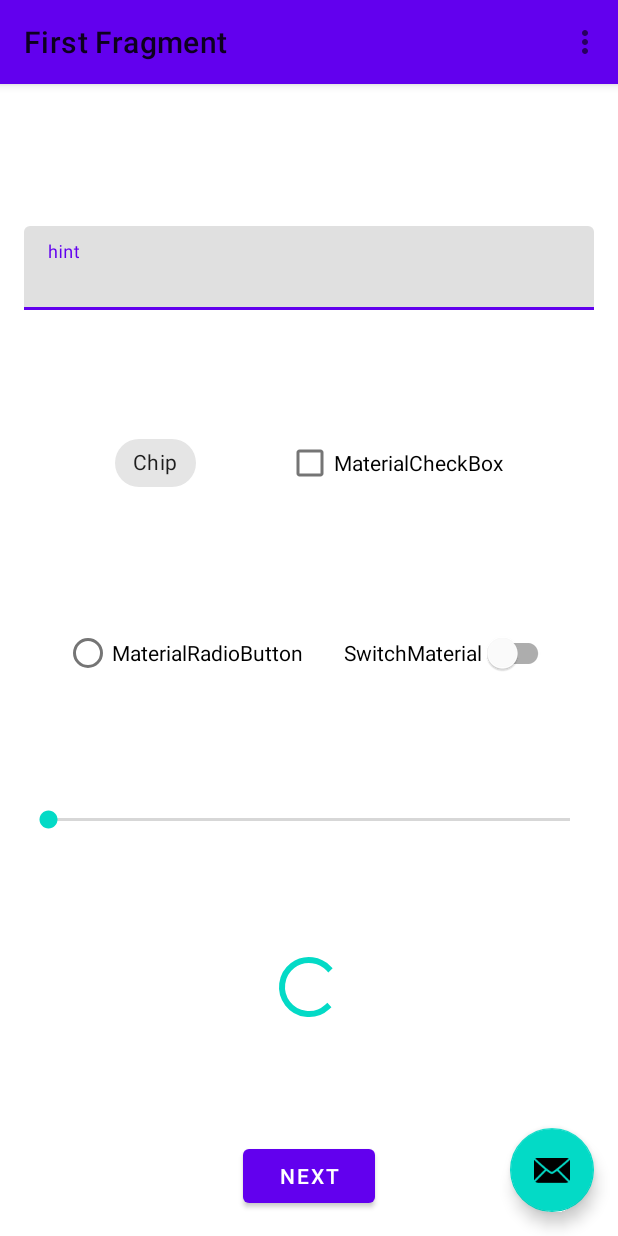
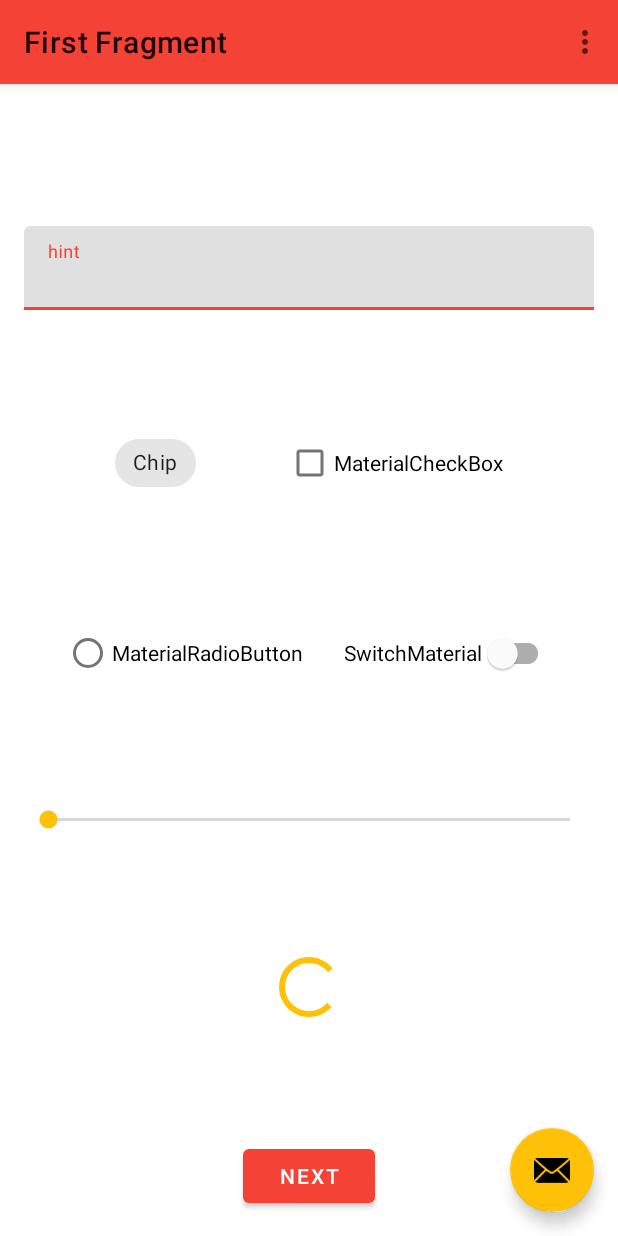
Before and after one commit to rmakiyama/android-theme-study, an Android app: the screen it shows after launch (MainActivity), on a phone screen of 412 x 824 dp. Run offline under Robolectric (Android 15) with nearby library versions, the phone set to English and light mode, and no system bars; our stand-ins replace data binding, navigation-ui.

Commit message:
change theme

```diff
--- a/app/src/main/java/com/rmakiyama/androidthemestudy/MainActivity.kt
+++ b/app/src/main/java/com/rmakiyama/androidthemestudy/MainActivity.kt
@@ -20,6 +20,9 @@ class MainActivity : AppCompatActivity() {
 
     override fun onCreate(savedInstanceState: Bundle?) {
         super.onCreate(savedInstanceState)
+        // 条件に応じてテーマを設定
+        setTheme(if (isPremium()) R.style.ThemeStudy_Premium else R.style.ThemeStudy)
+
         setSupportActionBar(binding.toolbar)
 
         val appBarConfiguration = AppBarConfiguration(navController.graph)
@@ -51,4 +54,6 @@ class MainActivity : AppCompatActivity() {
             else -> super.onOptionsItemSelected(item)
         }
     }
+
+    private fun isPremium(): Boolean = true
 }
--- a/app/src/main/res/values/colors.xml
+++ b/app/src/main/res/values/colors.xml
@@ -1,3 +1,11 @@
 <?xml version="1.0" encoding="utf-8"?>
 <resources>
+    <color name="colorPrimary">#6200EE</color>
+    <color name="colorSecondary">#03DAC6</color>
+    <!-- ex. premium   -->
+    <color name="colorPrimaryPremium">#f44336</color>
+    <color name="colorSecondaryPremium">#ffc107</color>
+    <!-- etc... -->
+    <color name="colorPrimaryEtc">#36f443</color>
+    <color name="colorSecondaryEtc">#07ffc1</color>
 </resources>
--- a/app/src/main/res/values/theme.xml
+++ b/app/src/main/res/values/theme.xml
@@ -1,6 +1,20 @@
 <?xml version="1.0" encoding="utf-8"?>
 <resources>
-    <style name="Base.ThemeStudy" parent="Theme.MaterialComponents.DayNight.NoActionBar"/>
 
-    <style name="ThemeStudy" parent="Base.ThemeStudy"/>
+    <style name="Base.ThemeStudy" parent="Theme.MaterialComponents.DayNight.NoActionBar">
+        <item name="colorPrimary">@color/colorPrimary</item>
+        <item name="colorSecondary">@color/colorSecondary</item>
+    </style>
+
+    <style name="ThemeStudy" parent="Base.ThemeStudy" />
+
+    <style name="ThemeStudy.Premium">
+        <item name="colorPrimary">#f44336</item>
+        <item name="colorSecondary">#ffc107</item>
+    </style>
+
+    <style name="ThemeStudy.Etc">
+        <item name="colorPrimary">#36f443</item>
+        <item name="colorSecondary">#07ffc1</item>
+    </style>
 </resources>
```
